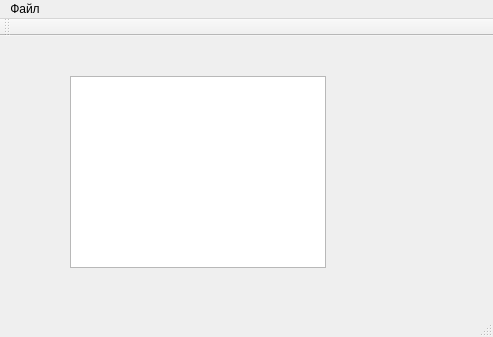
MamoniAndBondar/MandB_Final_v2, file mainwindow.ui: the form before one commit.
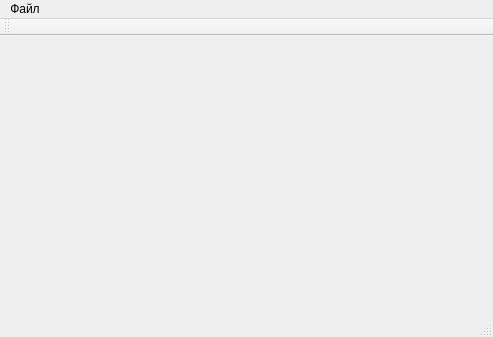
The form after the commit.

Commit message: Добавлена кнопка "Открыть"

```diff
--- a/mainwindow.ui
+++ b/mainwindow.ui
@@ -13,18 +13,7 @@
   <property name="windowTitle">
    <string>MainWindow</string>
   </property>
-  <widget class="QWidget" name="centralWidget">
-   <widget class="QTableView" name="tableView">
-    <property name="geometry">
-     <rect>
-      <x>70</x>
-      <y>40</y>
-      <width>256</width>
-      <height>192</height>
-     </rect>
-    </property>
-   </widget>
-  </widget>
+  <widget class="QWidget" name="centralWidget"/>
   <widget class="QMenuBar" name="menuBar">
    <property name="geometry">
     <rect>
```
The commit also changes 1 other file.
